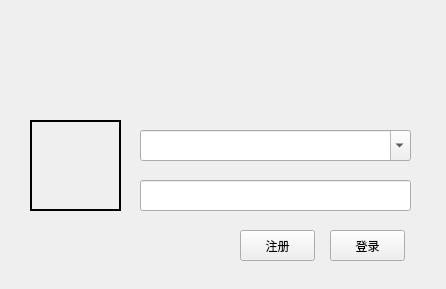
Above: MyChat/login.ui from qiuzhiqian/QT_MyChat before the change. Below: the same form after it.
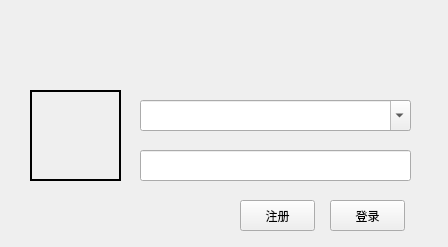
That is the form after the change.

```diff
--- a/MyChat/login.ui
+++ b/MyChat/login.ui
@@ -6,8 +6,8 @@
    <rect>
     <x>0</x>
     <y>0</y>
-    <width>446</width>
-    <height>289</height>
+    <width>448</width>
+    <height>247</height>
    </rect>
   </property>
   <property name="windowTitle">
@@ -17,7 +17,7 @@
    <property name="geometry">
     <rect>
      <x>30</x>
-     <y>120</y>
+     <y>90</y>
      <width>91</width>
      <height>91</height>
     </rect>
@@ -33,7 +33,7 @@
    <property name="geometry">
     <rect>
      <x>140</x>
-     <y>130</y>
+     <y>100</y>
      <width>271</width>
      <height>31</height>
     </rect>
@@ -46,7 +46,7 @@
    <property name="geometry">
     <rect>
      <x>140</x>
-     <y>180</y>
+     <y>150</y>
      <width>271</width>
      <height>31</height>
     </rect>
@@ -56,7 +56,7 @@
    <property name="geometry">
     <rect>
      <x>240</x>
-     <y>230</y>
+     <y>200</y>
      <width>75</width>
      <height>31</height>
     </rect>
@@ -69,7 +69,7 @@
    <property name="geometry">
     <rect>
      <x>330</x>
-     <y>230</y>
+     <y>200</y>
      <width>75</width>
      <height>31</height>
     </rect>
```
Left out of the diff: 10 changed lines with no effect on the pictures.
